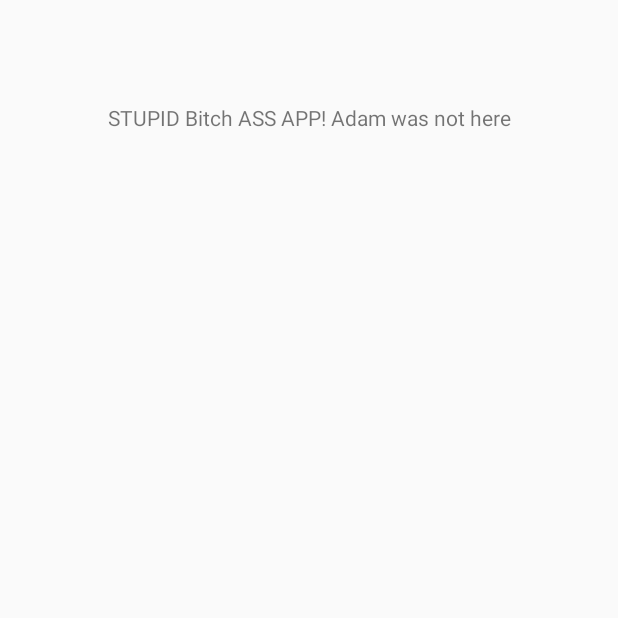
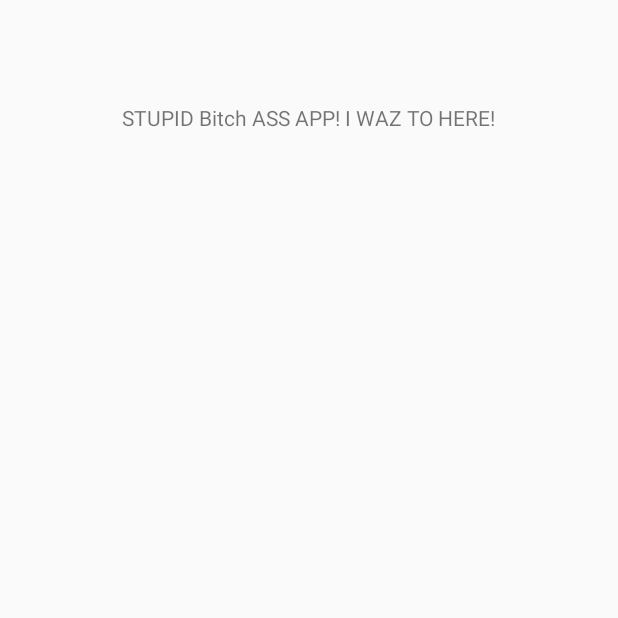
Before and after one commit to adrums86/GitPractice, an Android app: the screen it shows after launch (MainActivity), on a phone screen of 412 x 824 dp, the part 543-1161 px from its top. Run offline under Robolectric (Android 15) with nearby library versions, the phone set to English and light mode, and no system bars.

```diff
--- a/app/src/main/res/layout/activity_main.xml
+++ b/app/src/main/res/layout/activity_main.xml
@@ -9,7 +9,7 @@
     <TextView
         android:layout_width="wrap_content"
         android:layout_height="wrap_content"
-        android:text="STUPID Bitch ASS APP! Adam was not here"
+        android:text="STUPID Bitch ASS APP! I WAZ TO HERE!"
         app:layout_constraintBottom_toBottomOf="parent"
         app:layout_constraintLeft_toLeftOf="parent"
         app:layout_constraintRight_toRightOf="parent"
```
